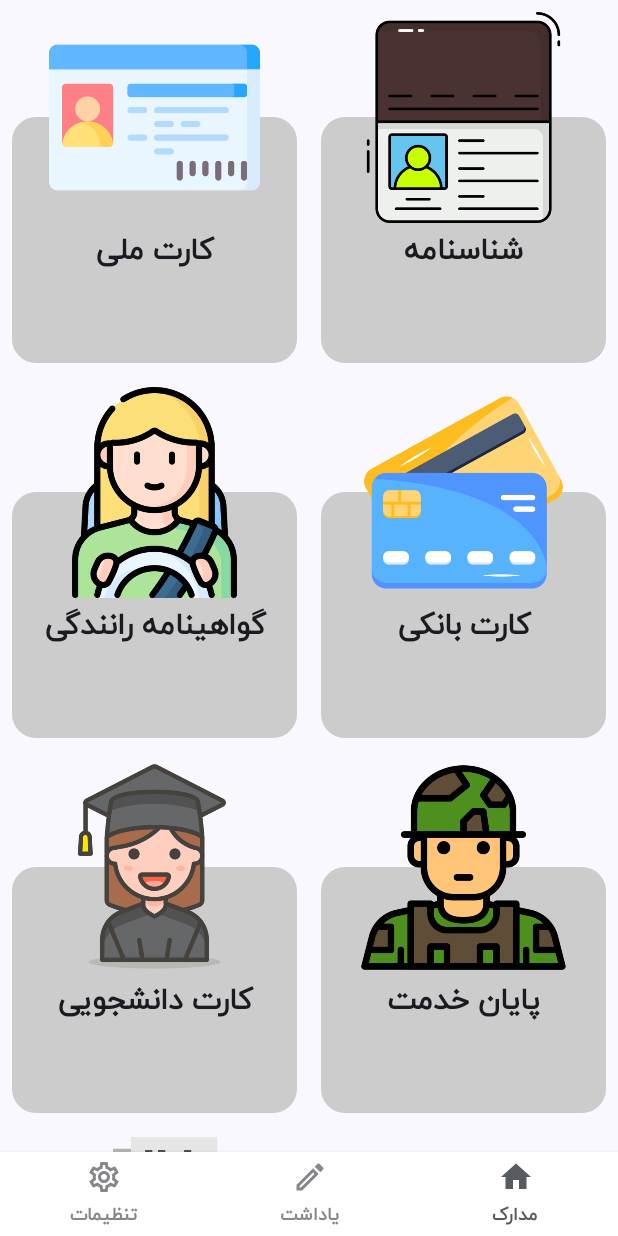
After one commit to Amirhossein-mousavi/DocumentBag, an Android app built with Jetpack Compose: the HomeScreen screen opened through its navigation route, on a phone screen of 412 x 824 dp. The commit adds this screen. Run offline under Robolectric (Android 15) with nearby library versions, the light colour scheme and no system bars; our stand-ins replace Dagger/Hilt's generated code, accompanist.

Commit message:
create HomeScreen

```diff
--- a/app/src/main/java/ir/reversedev/documentbag/navigation/NavGraph.kt
+++ b/app/src/main/java/ir/reversedev/documentbag/navigation/NavGraph.kt
@@ -5,6 +5,7 @@ import androidx.navigation.NavHostController
 import androidx.navigation.compose.NavHost
 import androidx.navigation.compose.composable
 import ir.reversedev.documentbag.ui.screen.SplashScreen
+import ir.reversedev.documentbag.ui.screen.home.HomeScreen
 
 @Composable
 fun SetupNavGraph(navController: NavHostController) {
@@ -14,7 +15,9 @@ fun SetupNavGraph(navController: NavHostController) {
             SplashScreen(navController = navController)
         }
 
-        composable(Screen.Home.route) {}
+        composable(Screen.Home.route) {
+            HomeScreen(navController = navController)
+        }
 
         composable(Screen.Note.route) {}
 
--- /dev/null
+++ b/app/src/main/java/ir/reversedev/documentbag/ui/screen/home/HomeItem.kt
@@ -0,0 +1,8 @@
+package ir.reversedev.documentbag.ui.screen.home
+
+import androidx.annotation.DrawableRes
+
+data class HomeItem(
+    @DrawableRes val image: Int,
+    val title: String
+)
--- /dev/null
+++ b/app/src/main/java/ir/reversedev/documentbag/ui/screen/home/HomeScreen.kt
@@ -0,0 +1,112 @@
+package ir.reversedev.documentbag.ui.screen.home
+
+import androidx.annotation.DrawableRes
+import androidx.compose.foundation.Image
+import androidx.compose.foundation.background
+import androidx.compose.foundation.clickable
+import androidx.compose.foundation.layout.Box
+import androidx.compose.foundation.layout.Column
+import androidx.compose.foundation.layout.fillMaxHeight
+import androidx.compose.foundation.layout.fillMaxSize
+import androidx.compose.foundation.layout.fillMaxWidth
+import androidx.compose.foundation.layout.height
+import androidx.compose.foundation.layout.padding
+import androidx.compose.foundation.lazy.grid.GridCells
+import androidx.compose.foundation.lazy.grid.LazyVerticalGrid
+import androidx.compose.material3.MaterialTheme
+import androidx.compose.material3.Text
+import androidx.compose.runtime.Composable
+import androidx.compose.ui.Alignment
+import androidx.compose.ui.Modifier
+import androidx.compose.ui.draw.clip
+import androidx.compose.ui.graphics.Color
+import androidx.compose.ui.res.painterResource
+import androidx.compose.ui.res.stringResource
+import androidx.compose.ui.text.font.FontWeight
+import androidx.compose.ui.unit.dp
+import androidx.navigation.NavHostController
+import com.google.accompanist.systemuicontroller.rememberSystemUiController
+import ir.reversedev.documentbag.R
+import ir.reversedev.documentbag.ui.theme.primaryColor
+import ir.reversedev.documentbag.ui.theme.roundedCornerShapeMedium
+
+@Composable
+fun HomeScreen(
+    navController: NavHostController
+) {
+    val navigation = rememberSystemUiController()
+    navigation.setStatusBarColor(MaterialTheme.colorScheme.primaryColor)
+    navigation.isNavigationBarVisible = false
+    val items = listOf(
+        HomeItem(R.drawable.ic_birth_certificate, stringResource(id = R.string.birthـcertificate)),
+        HomeItem(R.drawable.ic_national_card, stringResource(id = R.string.national_card)),
+        HomeItem(R.drawable.ic_debit_card, stringResource(id = R.string.debitـcard)),
+        HomeItem(R.drawable.ic_driver, stringResource(id = R.string.driving_licence)),
+        HomeItem(R.drawable.ic_soldier, stringResource(id = R.string.military_service_license)),
+        HomeItem(R.drawable.ic_student, stringResource(id = R.string.student_card)),
+        HomeItem(R.drawable.ic_car, stringResource(id = R.string.car_card)),
+        HomeItem(R.drawable.ic_passport, stringResource(id = R.string.passport)),
+    )
+    LazyVerticalGrid(
+        modifier = Modifier
+            .fillMaxSize()
+            .padding(bottom = 56.dp), columns = GridCells.Fixed(2)
+    ) {
+        items(items.size) {
+            HomeScreenItem(
+                image = items[it].image, title = items[it].title
+            ) {
+
+            }
+        }
+    }
+}
+
+@Composable
+fun HomeScreenItem(
+    @DrawableRes image: Int,
+    title: String,
+    onClick: () -> Unit
+) {
+    Box(
+        modifier = Modifier
+            .fillMaxWidth()
+            .height(250.dp)
+            .padding(8.dp),
+        contentAlignment = Alignment.BottomCenter
+    ) {
+        Box(
+            modifier = Modifier
+                .fillMaxWidth()
+                .fillMaxHeight(0.7f)
+                .clip(MaterialTheme.shapes.roundedCornerShapeMedium)
+                .background(Color.LightGray)
+                .clickable {
+                    onClick
+                }
+        ) {
+            Column(
+                modifier = Modifier
+                    .fillMaxWidth()
+                    .padding(top = 75.dp),
+                horizontalAlignment = Alignment.CenterHorizontally
+            ) {
+                Text(
+                    text = title,
+                    style = MaterialTheme.typography.headlineLarge,
+                    fontWeight = FontWeight.Bold,
+
+                    )
+            }
+        }
+        Box(modifier = Modifier.fillMaxSize()) {
+            Image(
+                painter = painterResource(id = image),
+                contentDescription = "",
+                modifier = Modifier
+                    .fillMaxWidth()
+                    .fillMaxHeight(0.6f)
+            )
+        }
+    }
+}
--- /dev/null
+++ b/app/src/main/java/ir/reversedev/documentbag/ui/theme/Shapes.kt
@@ -0,0 +1,10 @@
+package ir.reversedev.documentbag.ui.theme
+
+import androidx.compose.foundation.shape.RoundedCornerShape
+import androidx.compose.material3.Shapes
+import androidx.compose.runtime.Composable
+import androidx.compose.ui.graphics.Shape
+import androidx.compose.ui.unit.dp
+
+val Shapes.roundedCornerShapeMedium: Shape
+    @Composable get() = RoundedCornerShape(16.dp)
--- a/app/src/main/res/values/strings.xml
+++ b/app/src/main/res/values/strings.xml
@@ -3,4 +3,12 @@
     <string name="document">مدارک</string>
     <string name="note">یاداشت</string>
     <string name="settings">تنظیمات</string>
+    <string name="birthـcertificate">شناسنامه</string>
+    <string name="national_card">کارت ملی</string>
+    <string name="debitـcard">کارت بانکی</string>
+    <string name="driving_licence">گواهینامه رانندگی</string>
+    <string name="military_service_license">پایان خدمت</string>
+    <string name="student_card">کارت دانشجویی</string>
+    <string name="car_card">کارت ماشین</string>
+    <string name="passport">گذرنامه</string>
 </resources>
```
Also changed, not shown: app/src/main/res/drawable/ic_birth_certificate.png (added), app/src/main/res/drawable/ic_car.png (added), app/src/main/res/drawable/ic_debit_card.png (added), app/src/main/res/drawable/ic_driver.png (added), app/src/main/res/drawable/ic_driving_license.png (added), app/src/main/res/drawable/ic_national_card.png (added), app/src/main/res/drawable/ic_passport.png (added), app/src/main/res/drawable/ic_soldier.png (added), app/src/main/res/drawable/ic_student.png (added), 1 other file.
